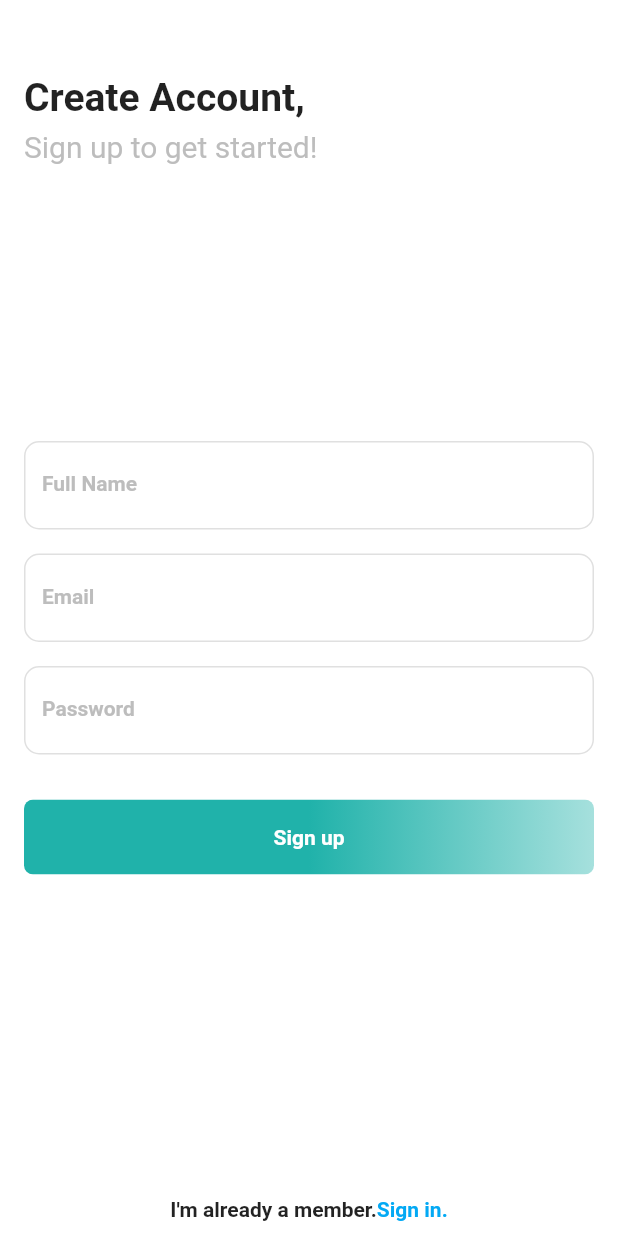
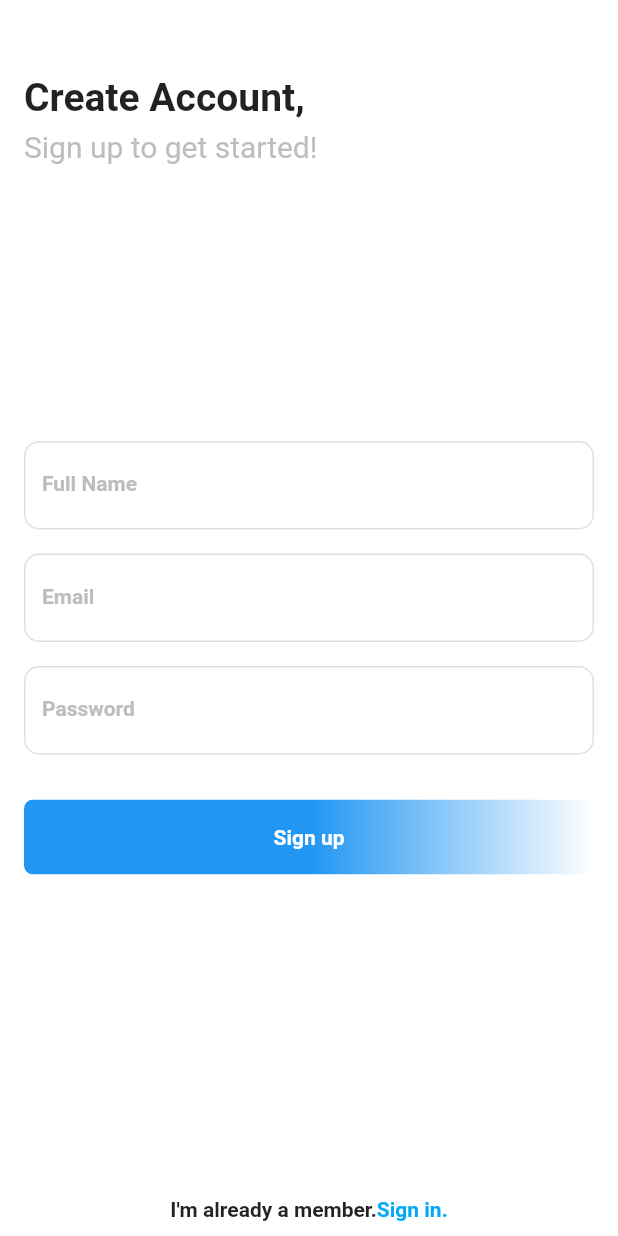
Before and after one commit to firaptr8/easygift_project, a Flutter app: the SignupPage screen opened directly, on a phone screen of 412 x 824 dp. Run offline on Flutter 3.47's test engine with Material 2 defaults, Android fonts, the light colour scheme and no system bars.

Commit message:
Update signup_page.dart

```diff
--- a/lib/signup_page.dart
+++ b/lib/signup_page.dart
@@ -99,9 +99,9 @@ class SignupPage extends StatelessWidget {
                       child: Ink(
                         decoration: BoxDecoration(
                           gradient: LinearGradient(begin: Alignment.centerLeft, end: Alignment.centerRight, colors: [
-                            Color(0xff20b2aa),
-                            Color(0xff20b2aa),
-                            Color(0x6620b2aa),
+                              Colors.blue,
+                              Colors.blue,
+                              Colors.white,
                           ]),
                           borderRadius: BorderRadius.circular(6),
                         ),
```
